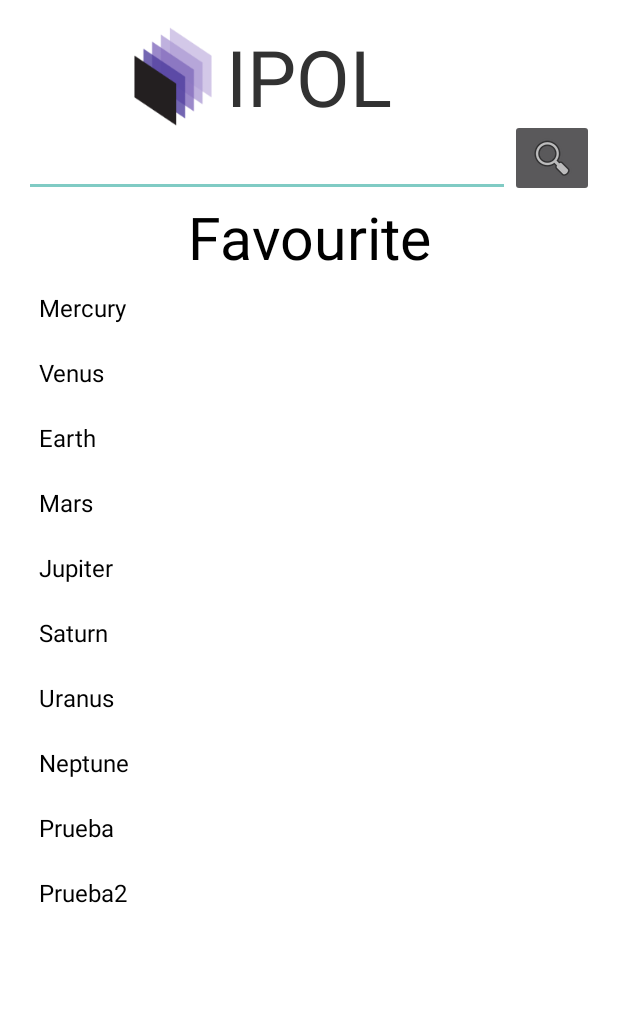
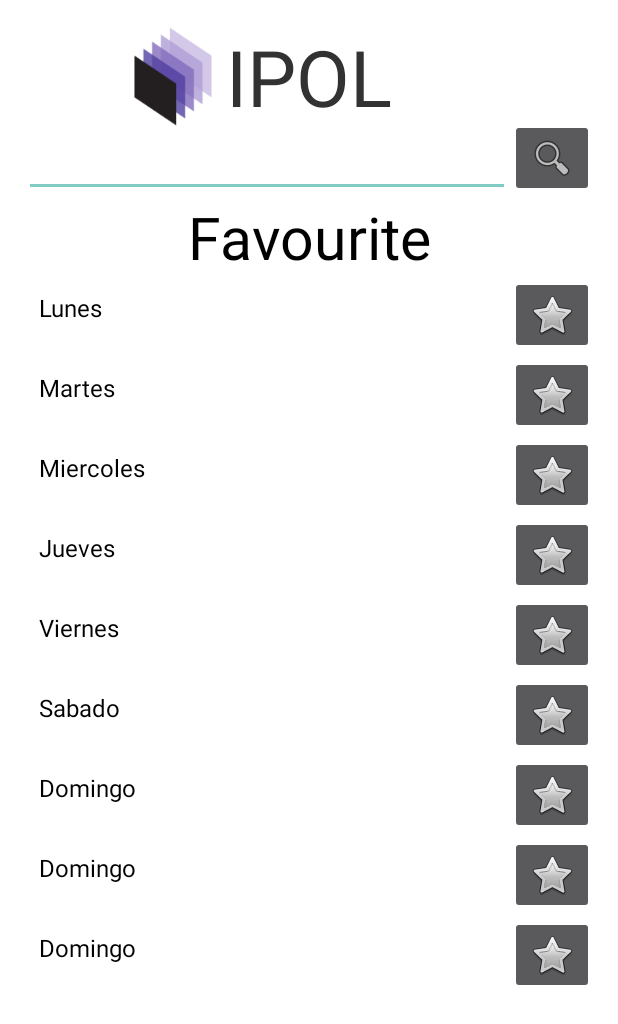
Before and after one commit to CarlosEscobarBlasco/TFG-IPOL, an Android app: the FavsView screen opened directly, with no data from a screen before it, on a phone screen of 412 x 824 dp. Shown: the top 1024 px of the screen. Run offline under Robolectric (Android 15) with nearby library versions, the phone set to English and light mode, and no system bars; our stand-ins replace sdp/ssp sizes.

Commit message:
Favourite list with buttons

```diff
--- /dev/null
+++ b/app/src/main/java/adapters/Lista_adaptador.java
@@ -0,0 +1,57 @@
+package adapters;
+
+import java.util.ArrayList;
+import android.content.Context;
+import android.view.LayoutInflater;
+import android.view.View;
+import android.view.ViewGroup;
+import android.widget.BaseAdapter;
+
+/** Adaptador de ListView universal, para www.jarroba.com
+ * @author Ramon Invarato Menéndez
+ */
+public abstract class Lista_adaptador extends BaseAdapter {
+
+    private ArrayList<?> entradas;
+    private int R_layout_IdView;
+    private Context contexto;
+
+    public Lista_adaptador(Context contexto, int R_layout_IdView, ArrayList<?> entradas) {
+        super();
+        this.contexto = contexto;
+        this.entradas = entradas;
+        this.R_layout_IdView = R_layout_IdView;
+    }
+
+    @Override
+    public View getView(int posicion, View view, ViewGroup pariente) {
+        if (view == null) {
+            LayoutInflater vi = (LayoutInflater) contexto.getSystemService(Context.LAYOUT_INFLATER_SERVICE);
+            view = vi.inflate(R_layout_IdView, null);
+        }
+        onEntrada (entradas.get(posicion), view);
+        return view;
+    }
+
+    @Override
+    public int getCount() {
+        return entradas.size();
+    }
+
+    @Override
+    public Object getItem(int posicion) {
+        return entradas.get(posicion);
+    }
+
+    @Override
+    public long getItemId(int posicion) {
+        return posicion;
+    }
+
+    /** Devuelve cada una de las entradas con cada una de las vistas a la que debe de ser asociada
+     * @param entrada La entrada que será la asociada a la view. La entrada es del tipo del paquete/handler
+     * @param view View particular que contendrá los datos del paquete/handler
+     */
+    public abstract void onEntrada (Object entrada, View view);
+
+}
--- a/app/src/main/java/app/com/example/carlos/tfgipol/FavsView.java
+++ b/app/src/main/java/app/com/example/carlos/tfgipol/FavsView.java
@@ -2,15 +2,15 @@ package app.com.example.carlos.tfgipol;
 
 import android.app.Activity;
 import android.app.ListActivity;
-import android.os.Debug;
-import android.support.v7.app.AppCompatActivity;
 import android.os.Bundle;
+import android.view.View;
 import android.view.WindowManager;
-import android.widget.ArrayAdapter;
 import android.widget.ListView;
+import android.widget.TextView;
 
 import java.util.ArrayList;
-import java.util.Arrays;
+
+import adapters.Lista_adaptador;
 
 public class FavsView extends Activity {
 
@@ -21,23 +21,28 @@ public class FavsView extends Activity {
 
         super.onCreate(savedInstanceState);
         setContentView(R.layout.activity_favs_view);
+        ArrayList<String> datos = new ArrayList<>();
+        datos.add("Lunes");
+        datos.add("Martes");
+        datos.add("Miercoles");
+        datos.add("Jueves");
+        datos.add("Viernes");
+        datos.add("Sabado");
+        datos.add("Domingo");
+        datos.add("Domingo");
+        datos.add("Domingo");
 
-        mainListView = (ListView) findViewById( R.id.listView_favs);
-        String[] planets = new String[] { "Mercury", "Venus", "Earth", "Mars",
-                "Jupiter", "Saturn", "Uranus", "Neptune","Prueba","Prueba2"};
+        mainListView = (ListView) findViewById(R.id.list);
+        mainListView.setAdapter(new Lista_adaptador(this,R.layout.simplerow,datos) {
+            @Override
+            public void onEntrada(Object entrada, View view) {
+                if (entrada != null) {
+                    TextView rowTextView = (TextView) view.findViewById(R.id.rowTextView);
+                    rowTextView.setText((String) entrada);
+                }
+            }
+        });
 
-        ArrayList<String> planetList = new ArrayList<>();
-        planetList.addAll( Arrays.asList(planets) );
-
-
-        ArrayAdapter<String> adapter = new ArrayAdapter<>(
-                this,
-                R.layout.simplerow,
-                planetList);
-
-        // 3. Call setListAdapter
-        //setListAdapter(adapter);
-        mainListView.setAdapter(adapter);
         getWindow().setSoftInputMode(WindowManager.LayoutParams.SOFT_INPUT_STATE_HIDDEN);
     }
 }
--- a/app/src/main/res/layout/activity_favs_view.xml
+++ b/app/src/main/res/layout/activity_favs_view.xml
@@ -67,7 +67,7 @@
         <ListView
             android:layout_width="match_parent"
             android:layout_height="match_parent"
-            android:id="@+id/listView_favs">
+            android:id="@+id/list">
 
         </ListView>
 
--- a/app/src/main/res/layout/simplerow.xml
+++ b/app/src/main/res/layout/simplerow.xml
@@ -1,8 +1,19 @@
-<TextView xmlns:android="http://schemas.android.com/apk/res/android"
-    android:id="@+id/rowTextView"
-    android:layout_width="fill_parent"
-    android:layout_height="wrap_content"
-    android:padding="10dp"
-    android:textSize="16sp"
-    android:textColor="@android:color/black">
-</TextView>
+<LinearLayout xmlns:android="http://schemas.android.com/apk/res/android"
+ android:layout_width="match_parent" android:layout_height="match_parent">
+
+    <TextView xmlns:android="http://schemas.android.com/apk/res/android"
+        android:id="@+id/rowTextView"
+        android:layout_width="0dp"
+        android:layout_height="52dp"
+        android:padding="10dp"
+        android:textSize="16sp"
+        android:textColor="@android:color/black"
+        android:layout_weight="0.80">
+    </TextView>
+    <ImageButton
+        android:id="@+id/rowFavButton"
+        android:layout_width="wrap_content"
+        android:layout_height="wrap_content"
+        android:src="@android:drawable/btn_star_big_off"/>
+
+</LinearLayout>
```
